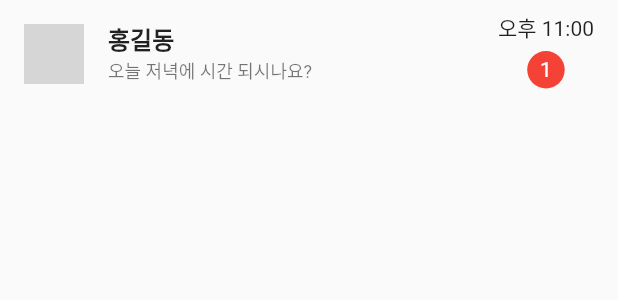
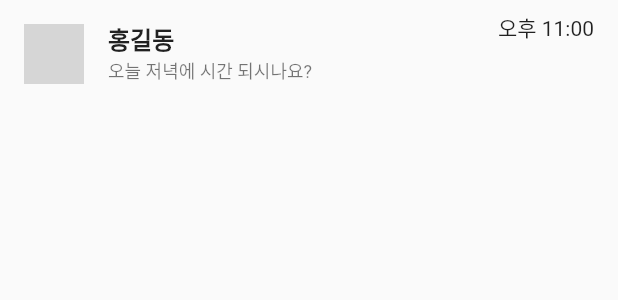
Before and after one commit to NomadHuns/flutter-kakao-practice, a Flutter app: the ChatCard widget shown alone on an empty page, opened directly with sample values from the repository, on a phone screen of 412 x 824 dp. Shown: the top 300 px of the screen. Run offline on Flutter 3.47's test engine with Material 2 defaults, Android fonts, the phone set to English and light mode, and no system bars; our stand-ins replace font_awesome_flutter; network calls fail; grey boxes are pictures that could not be loaded.

Commit message:
채팅 리스트 수정

```diff
--- a/lib/components/chat_card.dart
+++ b/lib/components/chat_card.dart
@@ -21,28 +21,29 @@ class ChatCard extends StatelessWidget {
         ),
         title: Text(
           chat.title,
-          style: TextStyle(
+          style: const TextStyle(
             fontWeight: FontWeight.bold,
             fontSize: 16,
           ),
         ),
         subtitle: Text(
           chat.content,
-          style: TextStyle(fontSize: 12),
+          style: const TextStyle(fontSize: 12),
         ),
         trailing: Column(
           children: [
-            Text("오후 11:00"),
-            SizedBox(height: 5),
+            Text(chat.time),
+            const SizedBox(height: 5),
+            if(chat.count != "0")
             Container(
               alignment: AlignmentDirectional.center,
               width: 25,
               height: 25,
-              decoration: BoxDecoration(
+              decoration: const BoxDecoration(
                 color: Colors.red,
                 shape: BoxShape.circle,
               ),
-              child: Text("1", style: TextStyle(color: Colors.white),),
+              child: Text(chat.count, style: const TextStyle(color: Colors.white),),
             )
           ],
         ),
```
